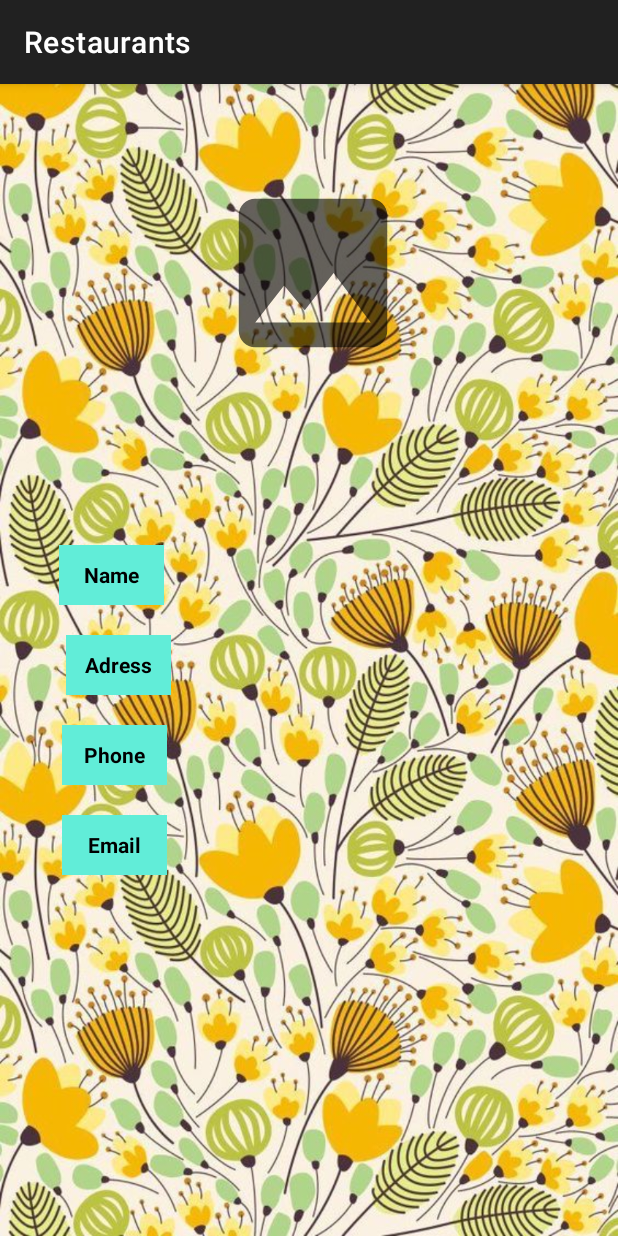
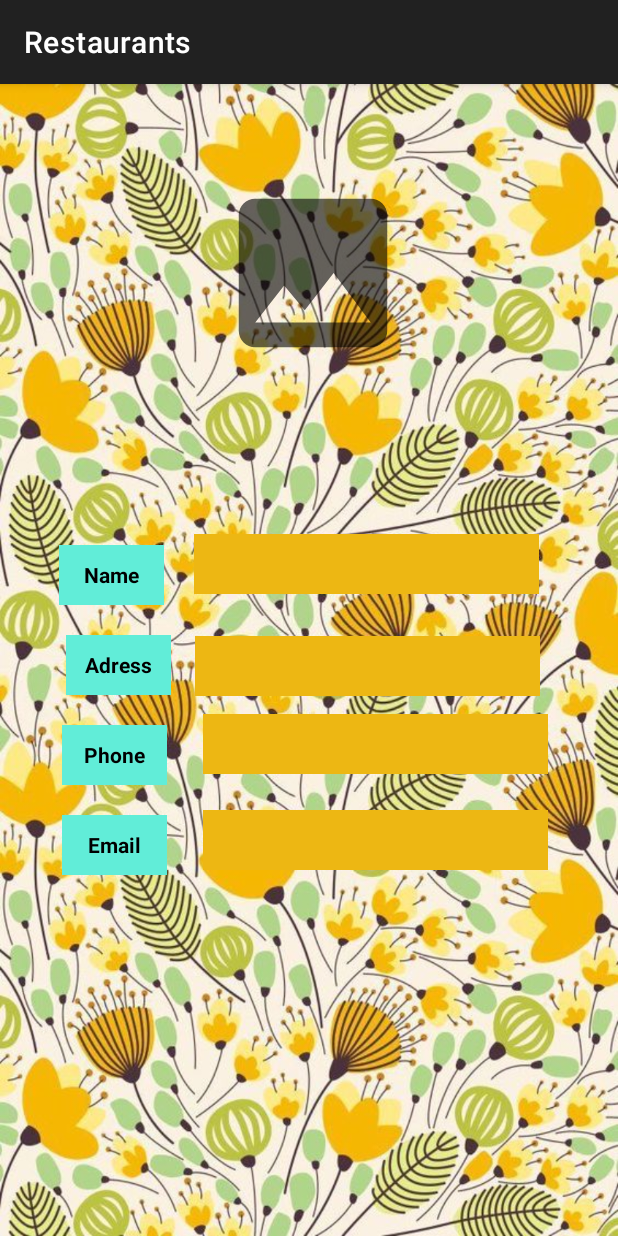
Before and after one commit to Orsolya-BV/Android, an Android app: the screen it shows after launch (MainActivity), in the side drawer, after a tap on "Profile", on a phone screen of 412 x 824 dp. Run offline under Robolectric (Android 15) with nearby library versions, the light colour scheme and no system bars; our stand-ins replace Room's generated code; network calls fail; pictures from the network do not load; 1 statement that could not run was skipped.

Commit message:
navigation between registration and profile fragment

```diff
--- a/Restaurants/app/src/main/java/com/example/restaurants/data/restaurants/RestaurantDao.kt
+++ b/Restaurants/app/src/main/java/com/example/restaurants/data/restaurants/RestaurantDao.kt
@@ -17,7 +17,6 @@ interface RestaurantDao {
     @Query("SELECT * FROM restaurant_table ORDER BY id ASC")
     fun readAllData(): LiveData<List<Restaurant>>
 
-
     @Query("SELECT * FROM restaurant_table WHERE id == :id ")
     fun getOneRestaurantById(id:Int):LiveData<Restaurant>
 
--- a/Restaurants/app/src/main/java/com/example/restaurants/data/restaurants/RestaurantDatabase.kt
+++ b/Restaurants/app/src/main/java/com/example/restaurants/data/restaurants/RestaurantDatabase.kt
@@ -7,7 +7,7 @@ import androidx.room.RoomDatabase
 import com.example.restaurants.data.user.User
 
 
-@Database(entities = [Restaurant2::class, User::class],version = 2,exportSchema = false)
+@Database(entities = [Restaurant2::class, User::class],version = 3,exportSchema = false)
 abstract class RestaurantDatabase: RoomDatabase() {
 
     abstract fun restaurantDao(): RestaurantDao
--- a/Restaurants/app/src/main/java/com/example/restaurants/data/user/UserViewModel.kt
+++ b/Restaurants/app/src/main/java/com/example/restaurants/data/user/UserViewModel.kt
@@ -14,10 +14,11 @@ class UserViewModel(application: Application):AndroidViewModel(application) {
 
 
     private val repository: DatabaseRepository
-
+    var userValue:User?
     init {
         val userDao = RestaurantDatabase.getDatabase(application).restaurantDao()
         repository = DatabaseRepository(userDao)
+        userValue = null
     }
 
     fun addUser(user: User)
--- a/Restaurants/app/src/main/java/com/example/restaurants/fragments/AddFragment.kt
+++ b/Restaurants/app/src/main/java/com/example/restaurants/fragments/AddFragment.kt
@@ -16,6 +16,8 @@ import android.widget.Toast
 import androidx.core.content.ContextCompat
 import androidx.lifecycle.Observer
 import androidx.lifecycle.ViewModelProvider
+import androidx.navigation.findNavController
+import androidx.navigation.fragment.findNavController
 import com.example.restaurants.MainActivity
 import com.example.restaurants.R
 import com.example.restaurants.data.user.User
@@ -36,8 +38,8 @@ class AddFragment : Fragment() {
         val view = inflater.inflate(R.layout.fragment_add, container, false)
 
 
-         mUserViewModel = ViewModelProvider(this).get(UserViewModel::class.java)
-        //mUserViewModel = ViewModelProvider(requireActivity()).get(UserViewModel::class.java)
+       //  mUserViewModel = ViewModelProvider(this).get(UserViewModel::class.java)
+        mUserViewModel = ViewModelProvider(requireActivity()).get(UserViewModel::class.java)
 
         //  mUserViewModel.readAllData().observe(viewLifecycleOwner, Observer
         //     {
@@ -58,8 +60,7 @@ class AddFragment : Fragment() {
             val save = view.findViewById<Button>(R.id.button_save)
             save.setOnClickListener {
                 insertDataToDatabase()
-                // findNavController().navigate(R.id.action_addFragment_to_profileFragment)
-
+                view.findNavController().navigate(R.id.action_listFragment_to_profileFragment)
             }
 
 
@@ -83,8 +84,6 @@ class AddFragment : Fragment() {
         val userEmail = view?.findViewById<TextView>(R.id.editEmail)
         val userPassword = view?.findViewById<TextView>(R.id.editpassword)
 
-
-
         val uName = userName?.text.toString()
         val uAdres = userAdress?.text.toString()
         val uPhone = userPhone?.text.toString()
@@ -94,6 +93,9 @@ class AddFragment : Fragment() {
 
         val user1 =User(0,uName,uAdres,uPhone,uEmail,uPassword)
         mUserViewModel.addUser(user1)
+        mUserViewModel.userValue = user1
+
+
 
         //Log.d("User name",uName)
       //  Log.d("User password",uPassword)
--- a/Restaurants/app/src/main/java/com/example/restaurants/fragments/ProfileFragment.kt
+++ b/Restaurants/app/src/main/java/com/example/restaurants/fragments/ProfileFragment.kt
@@ -1,20 +1,21 @@
 package com.example.restaurants.fragments
 
 import android.os.Bundle
+import android.util.Log
 import androidx.fragment.app.Fragment
 import android.view.LayoutInflater
 import android.view.View
 import android.view.ViewGroup
 import android.widget.TextView
+import androidx.lifecycle.ViewModelProvider
 import com.example.restaurants.R
 import com.example.restaurants.data.user.User
 import com.example.restaurants.data.user.UserViewModel
 
 class ProfileFragment : Fragment() {
 
-   private val  userViewModel by lazy { activity?.application?.let { UserViewModel(it) } }
-  private var user: User? =null
-    private var outName:String? = ""
+  lateinit var mUserViewModel: UserViewModel
+
     override fun onCreateView(
         inflater: LayoutInflater, container: ViewGroup?,
         savedInstanceState: Bundle?
@@ -23,17 +24,25 @@ class ProfileFragment : Fragment() {
 
 
         val view = inflater.inflate(R.layout.fragment_profile, container, false)
-
-      //  val name = intent.getStringExtra("name")
-      //  val adress = intent.getStringExtra("adress")
-      //  val email = intent.getStringExtra("email")
-      //  val phone = intent.getStringExtra("phone")
         return view
     }
 
     override fun onViewCreated(view: View, savedInstanceState: Bundle?) {
         super.onViewCreated(view, savedInstanceState)
 
+        val userName = view?.findViewById<TextView>(R.id.editedName)
+        val userAdress = view?.findViewById<TextView>(R.id.editedAdress)
+        val userPhone = view?.findViewById<TextView>(R.id.editedPhone)
+        val userEmail = view?.findViewById<TextView>(R.id.editedEmail)
+
+
+        mUserViewModel = ViewModelProvider(requireActivity()).get(UserViewModel::class.java)
+
+        userName.text = mUserViewModel.userValue?.user_name
+        userAdress.text = mUserViewModel.userValue?.user_adress
+        userEmail.text = mUserViewModel.userValue?.user_email
+        userPhone.text = mUserViewModel.userValue?.user_phone_number
+        Log.d("Cokie",mUserViewModel.userValue.toString())
 
     }
 }
--- a/Restaurants/app/src/main/res/layout/fragment_profile.xml
+++ b/Restaurants/app/src/main/res/layout/fragment_profile.xml
@@ -36,6 +36,9 @@
         android:layout_marginStart="20dp"
         android:layout_marginTop="108dp"
         android:ems="10"
+        android:textSize="30dp"
+        android:gravity="center"
+        android:background="@color/red"
         android:inputType="textPersonName"
         android:textColor="@color/black"
         app:layout_constraintStart_toEndOf="@+id/name"
@@ -63,6 +66,7 @@
         android:layout_marginTop="20dp"
         android:textColor="@color/black"
         android:textStyle="bold"
+
         android:background="@color/green"
         android:gravity="center"
         android:text="Adress"
@@ -76,6 +80,9 @@
         android:layout_marginStart="16dp"
         android:layout_marginTop="28dp"
         android:textColor="@color/black"
+        android:background="@color/red"
+        android:textSize="30dp"
+        android:gravity="center"
         android:ems="10"
         android:inputType="textPersonName"
         app:layout_constraintStart_toEndOf="@+id/adress"
@@ -103,6 +110,9 @@
         android:layout_marginTop="12dp"
         android:ems="10"
         android:textColor="@color/black"
+        android:background="@color/red"
+        android:textSize="30dp"
+        android:gravity="center"
         android:inputType="textPersonName"
         app:layout_constraintStart_toEndOf="@+id/phone"
         app:layout_constraintTop_toBottomOf="@+id/editedAdress" />
@@ -128,8 +138,11 @@
             android:layout_marginStart="24dp"
             android:layout_marginTop="24dp"
             android:ems="10"
+            android:gravity="center"
             android:inputType="textPersonName"
             android:textColor="@color/black"
+            android:background="@color/red"
+            android:textSize="30dp"
             app:layout_constraintStart_toEndOf="@+id/email"
             app:layout_constraintTop_toBottomOf="@+id/editedPhone" />
 
--- a/Restaurants/app/src/main/res/navigation/nav_graph.xml
+++ b/Restaurants/app/src/main/res/navigation/nav_graph.xml
@@ -23,6 +23,9 @@
         <action
             android:id="@+id/action_listFragment_to_detailsFragment"
             app:destination="@id/detailsFragment" />
+        <action
+            android:id="@+id/action_listFragment_to_profileFragment"
+            app:destination="@id/profileFragment" />
     </fragment>
     <fragment
         android:id="@+id/detailsFragment"
@@ -33,4 +36,18 @@
             android:id="@+id/action_detailsFragment_to_listFragment"
             app:destination="@id/listFragment" />
     </fragment>
+    <fragment
+        android:id="@+id/profileFragment"
+        android:name="com.example.restaurants.fragments.ProfileFragment"
+        android:label="fragment_profile"
+        tools:layout="@layout/fragment_profile" />
+    <fragment
+        android:id="@+id/addFragment"
+        android:name="com.example.restaurants.fragments.AddFragment"
+        android:label="fragment_add"
+        tools:layout="@layout/fragment_add" >
+        <action
+            android:id="@+id/action_addFragment_to_profileFragment"
+            app:destination="@id/profileFragment" />
+    </fragment>
 </navigation>
```
